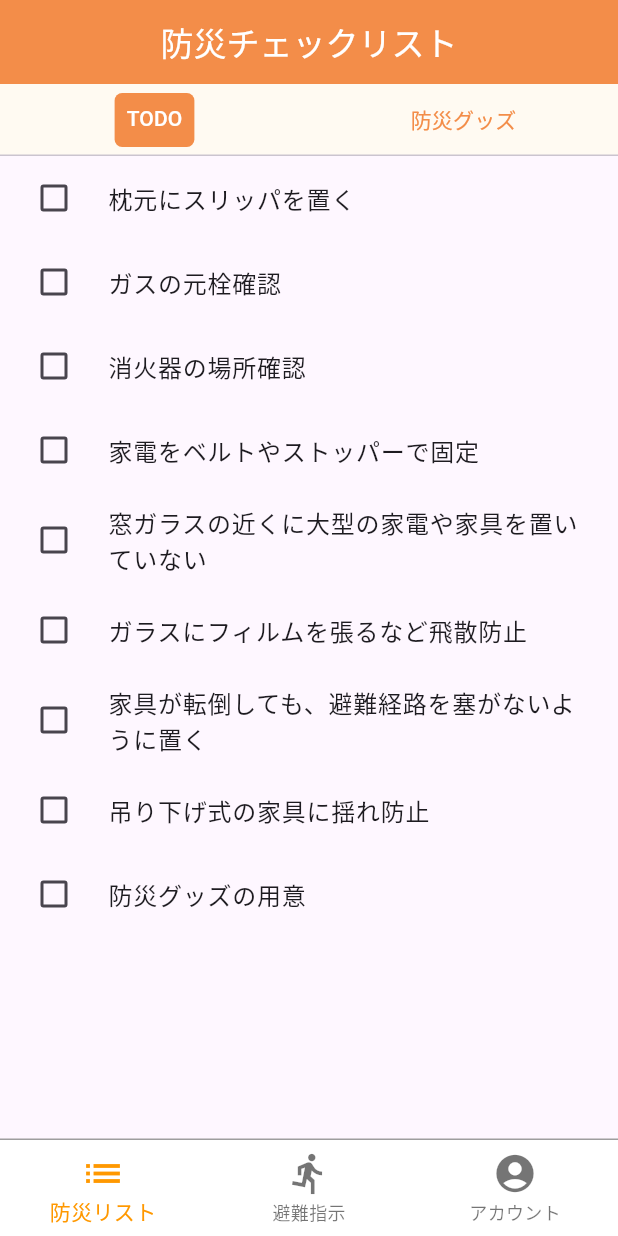
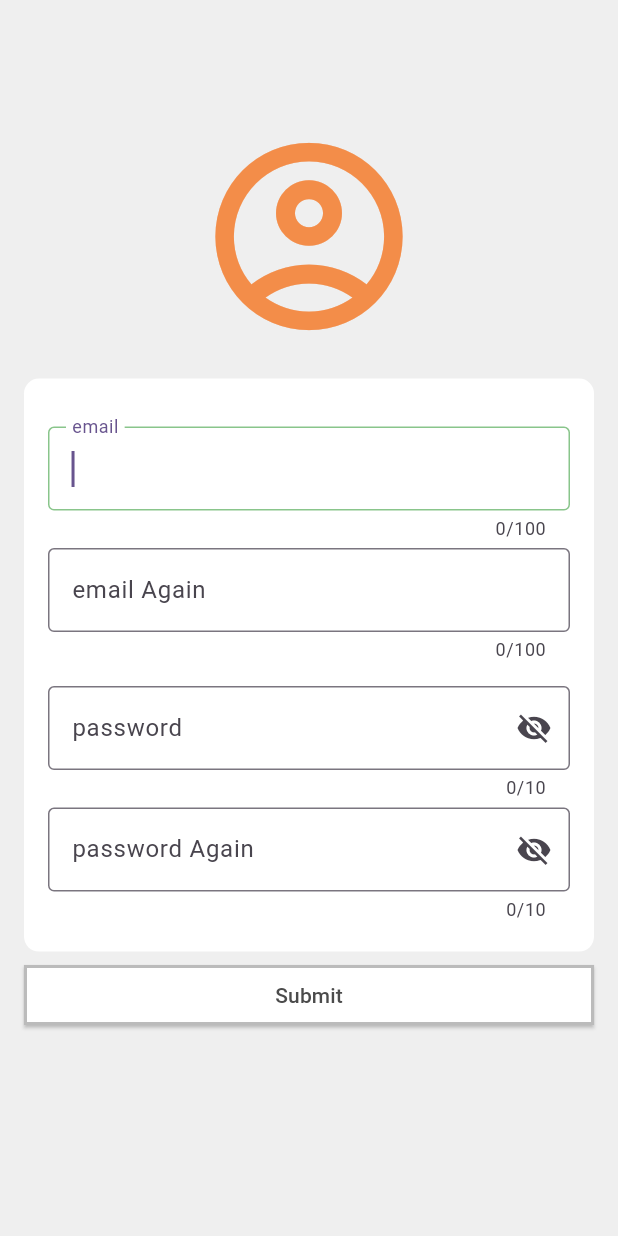
Before and after one commit to raisu3141/home_escape, a Flutter app: the screen it shows after launch, after a tap on "ログインしてはじめる", on a phone screen of 412 x 824 dp. Run offline on Flutter 3.47's test engine with Material 3 defaults, Android fonts, the phone set to English and light mode, and no system bars; our stand-ins replace cloud_firestore, firebase_auth, flutter_hooks, flutter_riverpod; accounts and stored records are empty; Roboto replaces fonts that are missing (dotGothic16).

Commit message:
signUpの途中

```diff
--- /dev/null
+++ b/lib/pages/sign_in.dart
@@ -0,0 +1,402 @@
+import 'package:flutter/material.dart';
+import 'package:flutter_hooks/flutter_hooks.dart';
+import 'package:flutter_riverpod/flutter_riverpod.dart';
+import 'package:home_escape/constant/constant.dart';
+
+import 'package:home_escape/main.dart';
+import './start.dart';
+
+import 'package:cloud_firestore/cloud_firestore.dart';
+import 'package:flutter/material.dart';
+import 'package:firebase_auth/firebase_auth.dart';
+import 'package:flutter/services.dart';
+import 'package:home_escape/constant/constant.dart';
+
+class SignUp extends StatefulWidget {
+  const SignUp({super.key});
+
+  @override
+  State<SignUp> createState() => _SignUpState();
+}
+
+class _ProfileData {
+  String email = '';
+  String emailAgain = '';
+  String pass = '';
+  String passAgain = '';
+}
+
+// 必須チェック
+FormFieldValidator _requiredValidator(BuildContext context) =>
+    (val) => val.isEmpty ? "必須" : null;
+
+class _SignUpState extends State<SignUp> {
+  final GlobalKey<FormState> _formKey = GlobalKey<FormState>();
+  final _ProfileData _data = _ProfileData();
+  // 入力の重複調べる変数
+  TextEditingController emailin = TextEditingController();
+  TextEditingController emailAgainin = TextEditingController();
+  TextEditingController passin = TextEditingController();
+  TextEditingController passAgainin = TextEditingController();
+
+  // 入力のフォーカス用変数
+  FocusNode _nameFocusNode = FocusNode();
+  FocusNode _descriptionFocusNode = FocusNode();
+  FocusNode _nameFocusNodeAgain = FocusNode();
+  FocusNode _descriptionFocusNodeAgain = FocusNode();
+
+  // 入力の重複用ブール
+  bool passMismatch = false;
+  bool emailMismatch = false;
+
+  // signIn失敗のブール
+  bool signInFailed = false;
+
+  // 入力の表示非表示
+  bool _isObscure = true;
+  bool _isObscureAgain = true;
+
+  bool email_Wrongformat = false;
+  bool pass_Wrongformat = false;
+
+  Future<void> _submit() async {
+    // バリデートして問題なければ実行
+    if (_formKey.currentState!.validate() & !passMismatch & !emailMismatch) {
+      // TextFormField の onSavedを実行
+      _formKey.currentState!.save();
+
+      // キーボードを隠す（それぞれのonSavedに書いたほうがいいかも）
+      _nameFocusNode.unfocus();
+      _descriptionFocusNode.unfocus();
+      try {
+        UserCredential userCredential =
+            await FirebaseAuth.instance.createUserWithEmailAndPassword(
+          email: _data.email,
+          password: _data.pass,
+        );
+        // Navigator.push(
+        //     context,
+        //     MaterialPageRoute(
+        //         builder: (context) => const EnterPersonalData(
+        //               isInitText: true,
+        //               isFromAppScreen: false,
+        //             )));
+      } on FirebaseAuthException catch (e) {
+        if (e.code == 'email-already-in-use') {
+          print('指定したメールアドレスは登録済みです');
+        } else if (e.code == 'invalid-email') {
+          print('メールアドレスのフォーマットが正しくありません');
+
+          setState(() {
+            email_Wrongformat = true;
+          });
+        } else if (e.code == 'operation-not-allowed') {
+          print('指定したメールアドレス・パスワードは現在使用できません');
+        } else if (e.code == 'weak-password') {
+          print('パスワードは６文字以上にしてください');
+
+          setState(() {
+            pass_Wrongformat = true;
+          });
+        }
+
+        /// その他エラー
+        else {
+          print('アカウント作成エラー: ${e.code}');
+        }
+      } catch (e) {
+        print(e);
+      }
+    }
+  }
+
+  @override
+  void initState() {
+    super.initState();
+    _nameFocusNode = FocusNode();
+    _descriptionFocusNode = FocusNode();
+    _nameFocusNodeAgain = FocusNode();
+    _descriptionFocusNodeAgain = FocusNode();
+
+    signInFailed = false;
+  }
+
+  @override
+  void dispose() {
+    _nameFocusNode.dispose();
+    _descriptionFocusNode.dispose();
+    _nameFocusNodeAgain.dispose();
+    _descriptionFocusNodeAgain.dispose();
+    super.dispose();
+  }
+
+  @override
+  Widget build(BuildContext context) {
+    return Scaffold(
+      body: Container(
+        color: const Color.fromARGB(255, 239, 239, 239),
+        child: Column(
+          mainAxisAlignment: MainAxisAlignment.center,
+          children: <Widget>[
+            Column(
+              //アイコン用Column
+              mainAxisAlignment: MainAxisAlignment.center,
+              children: <Widget>[
+                SizedBox(
+                  height: MediaQuery.of(context).size.height * 0.10,
+                ),
+                SizedBox(
+                  height: 150,
+                  width: 150,
+//                  decoration: BoxDecoration(
+//                    color: const Color.fromARGB(255, 111, 111, 111),
+//                    borderRadius: BorderRadius.circular(10),
+//                  ),
+                  child: const Icon(
+                    IconData(0xee35, fontFamily: 'MaterialIcons'),
+                    color: Color(Constant.mainColor),
+                    size: 150,
+                  ),
+                ),
+                const SizedBox(
+                  height: 0,
+                ),
+                // Container(
+                //   height: 5,
+                //   width: 200,
+                //   decoration: BoxDecoration(
+                //     color: const Color.fromARGB(255, 111, 111, 111),
+                //     borderRadius: BorderRadius.circular(10),
+                //   ),
+                // ),
+//                const SizedBox(
+//                  height: 20,
+//                ),
+              ],
+            ),
+//            const Text(
+//              'SignUp',
+//              style: TextStyle(
+//                  fontSize: 24,
+//                  // fontWeight: FontWeight.bold,
+//                  fontFamily: 'Murecho'),
+//            ),
+            Text(
+              signInFailed ? 'password or email is wrong' : '',
+              style: const TextStyle(
+                color: Colors.red,
+              ),
+            ),
+//            const SizedBox(
+//              height: 5,
+//            ),
+            Expanded(
+              child: Padding(
+                  padding: const EdgeInsets.only(
+                    top: 0,
+                    bottom: 0,
+                    left: 16.0,
+                    right: 16.0,
+                  ),
+                  child: Form(
+                    key: _formKey,
+                    child: ListView(
+                      children: [
+                        Container(
+                          padding: const EdgeInsets.only(
+                            top: 32.0,
+                            bottom: 20.0,
+                            left: 16.0,
+                            right: 16.0,
+                          ),
+                          decoration: BoxDecoration(
+                            color: Colors.white,
+                            borderRadius: BorderRadius.circular(10),
+                          ),
+                          child: Column(
+                            children: [
+                              //eメール入力フォーム(ノーマル)
+                              TextFormField(
+                                decoration: const InputDecoration(
+                                  labelText: 'email',
+                                  border: OutlineInputBorder(),
+                                  focusedBorder: OutlineInputBorder(
+                                    borderSide: BorderSide(
+                                      color: Color(Constant
+                                          .accentColor), // フォーカスされたときの枠線の色
+                                    ),
+                                  ),
+                                  enabledBorder: OutlineInputBorder(
+                                    borderSide: BorderSide(
+                                      color:
+                                          Color(Constant.mainColor), // 通常時の枠線の色
+                                    ),
+                                  ),
+                                ),
+                                validator: _requiredValidator(context),
+                                maxLength: 100,
+                                maxLengthEnforcement:
+                                    MaxLengthEnforcement.enforced,
+                                focusNode: _nameFocusNode,
+                                onSaved: (String? value) =>
+                                    _data.email = value!,
+
+                                // focus当てとく
+                                autofocus: true,
+
+                                // focus移動
+                                textInputAction: TextInputAction.next,
+                                onFieldSubmitted: (_) => FocusScope.of(context)
+                                    .requestFocus(_descriptionFocusNode),
+
+                                // 重複用
+                                controller: emailin,
+                              ),
+                              const SizedBox(height: 5.0),
+                              //eメール入力フォーム(アゲイン)
+                              TextFormField(
+                                decoration: InputDecoration(
+                                  labelText: 'email Again',
+                                  border: const OutlineInputBorder(),
+                                  errorText: emailMismatch
+                                      ? 'email do not match'
+                                      : null,
+                                ),
+                                validator: _requiredValidator(context),
+                                maxLength: 100,
+                                maxLengthEnforcement:
+                                    MaxLengthEnforcement.enforced,
+                                focusNode: _nameFocusNodeAgain,
+                                onSaved: (String? value) =>
+                                    _data.emailAgain = value!,
+                                // focus当てとく
+                                autofocus: true,
+
+                                // focus移動
+                                textInputAction: TextInputAction.next,
+                                onFieldSubmitted: (_) => FocusScope.of(context)
+                                    .requestFocus(_descriptionFocusNode),
+
+                                // 重複用
+                                controller: emailAgainin,
+
+                                onChanged: (value) {
+                                  setState(() {
+                                    emailMismatch = emailin.text != value;
+                                  });
+                                },
+                              ),
+                              Visibility(
+                                visible: email_Wrongformat,
+                                child: const Text(
+                                    'Please @ add'), // ここで隠すか表示するかを選択する
+                              ),
+
+                              const SizedBox(height: 16.0),
+                              //パスワード入力フィールド(ノーマル)
+                              TextFormField(
+                                obscureText: _isObscure,
+                                decoration: InputDecoration(
+                                    labelText: 'password',
+                                    border: const OutlineInputBorder(),
+                                    suffixIcon: IconButton(
+                                        onPressed: () {
+                                          setState(() {
+                                            _isObscure = !_isObscure;
+                                          });
+                                        },
+                                        icon: Icon(_isObscure
+                                            ? Icons.visibility_off
+                                            : Icons.visibility))),
+                                validator: _requiredValidator(context),
+                                maxLength: 10,
+                                maxLengthEnforcement:
+                                    MaxLengthEnforcement.enforced,
+                                focusNode: _descriptionFocusNode,
+                                onSaved: (String? value) => _data.pass = value!,
+                                // 複数行対応
+                                // keyboardType: TextInputType.multiline,
+                                // maxLines: null,
+
+                                // 重複用
+                                controller: passin,
+                              ),
+                              const SizedBox(height: 5.0),
+                              //パスワード入力フィールド(アゲイン)
+                              TextFormField(
+                                obscureText: _isObscureAgain,
+                                decoration: InputDecoration(
+                                  labelText: 'password Again',
+                                  border: const OutlineInputBorder(),
+                                  errorText: passMismatch
+                                      ? 'password do not match'
+                                      : null,
+                                  suffixIcon: IconButton(
+                                      onPressed: () {
+                                        setState(() {
+                                          _isObscureAgain = !_isObscureAgain;
+                                        });
+                                      },
+                                      icon: Icon(_isObscureAgain
+                                          ? Icons.visibility_off
+                                          : Icons.visibility)),
+                                ),
+                                validator: _requiredValidator(context),
+                                maxLength: 10,
+                                maxLengthEnforcement:
+                                    MaxLengthEnforcement.enforced,
+                                focusNode: _descriptionFocusNodeAgain,
+                                onSaved: (String? value) =>
+                                    _data.passAgain = value!,
+                                // 複数行対応
+                                // keyboardType: TextInputType.multiline,
+                                // maxLines: null,
+
+                                // 重複用
+                                controller: passAgainin,
+
+                                onChanged: (value) {
+                                  setState(() {
+                                    passMismatch = passin.text != value;
+                                  });
+                                },
+                              ),
+                              Visibility(
+                                visible: pass_Wrongformat,
+                                child: const Text(
+                                    'Please 6 or more characters'), // ここで隠すか表示するかを選択する
+                              ),
+                            ],
+                          ),
+                        ),
+                        const SizedBox(height: 5.0),
+                        ElevatedButton(
+                          onPressed: _submit,
+                          style: ElevatedButton.styleFrom(
+                            backgroundColor:
+                                const Color.fromARGB(255, 255, 255, 255),
+                            shape: RoundedRectangleBorder(
+                                borderRadius: BorderRadius.circular(0)),
+                            fixedSize: const Size(120, 25),
+                            side: const BorderSide(
+                              color: Color.fromARGB(255, 187, 187, 187), //色
+                              width: 2, //太さ
+                            ),
+                          ),
+                          child: const Text(
+                            'Submit',
+                            style: TextStyle(
+                              color: Color.fromARGB(255, 75, 75, 75),
+                            ),
+                          ),
+                        ),
+                      ],
+                    ),
+                  )),
+            ),
+          ],
+        ),
+      ),
+    );
+  }
+}
--- a/lib/pages/start.dart
+++ b/lib/pages/start.dart
@@ -4,13 +4,15 @@ import 'package:flutter_riverpod/flutter_riverpod.dart';
 import 'package:home_escape/constant/constant.dart';
 
 import 'package:home_escape/main.dart';
+import 'package:home_escape/pages/sign_in.dart';
 
 class StartPage extends ConsumerWidget {
   const StartPage({super.key});
 
   @override
-  Widget build(BuildContext context,WidgetRef ref) {
-    final double deviceHeight = MediaQuery.of(context).size.height; //端末の縦の大きさを取得
+  Widget build(BuildContext context, WidgetRef ref) {
+    final double deviceHeight =
+        MediaQuery.of(context).size.height; //端末の縦の大きさを取得
     final double deviceWidth = MediaQuery.of(context).size.width; //端末の横の大きさを取得
 
     return Scaffold(
@@ -21,8 +23,7 @@ class StartPage extends ConsumerWidget {
           Padding(
             padding: const EdgeInsets.fromLTRB(16, 8, 16, 8),
             // ロゴ画像
-            child:
-              Center(
+            child: Center(
               child: Container(
                 child: Image.asset('assets/images/icon.png'),
                 width: deviceHeight * 0.4,
@@ -30,16 +31,18 @@ class StartPage extends ConsumerWidget {
             ),
           ),
           SizedBox(height: deviceHeight * 0.1),
-          Padding( // ゲストスタートボタン
+          Padding(
+              // ゲストスタートボタン
               padding: const EdgeInsets.fromLTRB(16, 8, 16, 8),
-            child:
-              Center(
+              child: Center(
                 child: ElevatedButton(
-                  onPressed: () async{
+                  onPressed: () async {
                     // ボタンを押すとホーム画面に遷移
                     Navigator.pushReplacement(
                       context,
-                      MaterialPageRoute(builder: (context) => const HomePage(title: 'HomePage')),
+                      MaterialPageRoute(
+                          builder: (context) =>
+                              const HomePage(title: 'HomePage')),
                     );
                   },
                   style: ElevatedButton.styleFrom(
@@ -48,23 +51,21 @@ class StartPage extends ConsumerWidget {
                     shape: RoundedRectangleBorder(
                       borderRadius: BorderRadius.circular(10),
                     ),
-
                   ),
                   child: Text('ゲストとしてはじめる'),
                 ),
-              )
-          ),
+              )),
           SizedBox(height: deviceHeight * 0.05),
-          Padding( // ログインスタートボタン
+          Padding(
+              // ログインスタートボタン
               padding: const EdgeInsets.fromLTRB(16, 8, 16, 8),
-            child:
-              Center(
+              child: Center(
                 child: ElevatedButton(
                   onPressed: () {
                     // toDo: ボタンを押すとログインページに遷移
                     Navigator.pushReplacement(
                       context,
-                      MaterialPageRoute(builder: (context) => const HomePage(title: 'HomePage')),
+                      MaterialPageRoute(builder: (context) => const SignUp()),
                     );
                   },
                   style: ElevatedButton.styleFrom(
@@ -73,12 +74,10 @@ class StartPage extends ConsumerWidget {
                     shape: RoundedRectangleBorder(
                       borderRadius: BorderRadius.circular(10),
                     ),
-
                   ),
                   child: Text('ログインしてはじめる'),
                 ),
-              )
-          ),
+              )),
         ],
       ),
     );
--- a/pubspec.yaml
+++ b/pubspec.yaml
@@ -37,6 +37,9 @@ dependencies:
   cupertino_icons: ^1.0.6
   flutter_riverpod:
   flutter_hooks: ^0.20.5
+  firebase_core: ^2.25.4
+  firebase_auth: ^4.17.4
+  cloud_firestore: ^4.15.5
   riverpod_annotation:
 
 dev_dependencies:
```
Also changed, not shown: pubspec.lock, 3 other files. Lines whose indentation alone changed are shown as unchanged.
